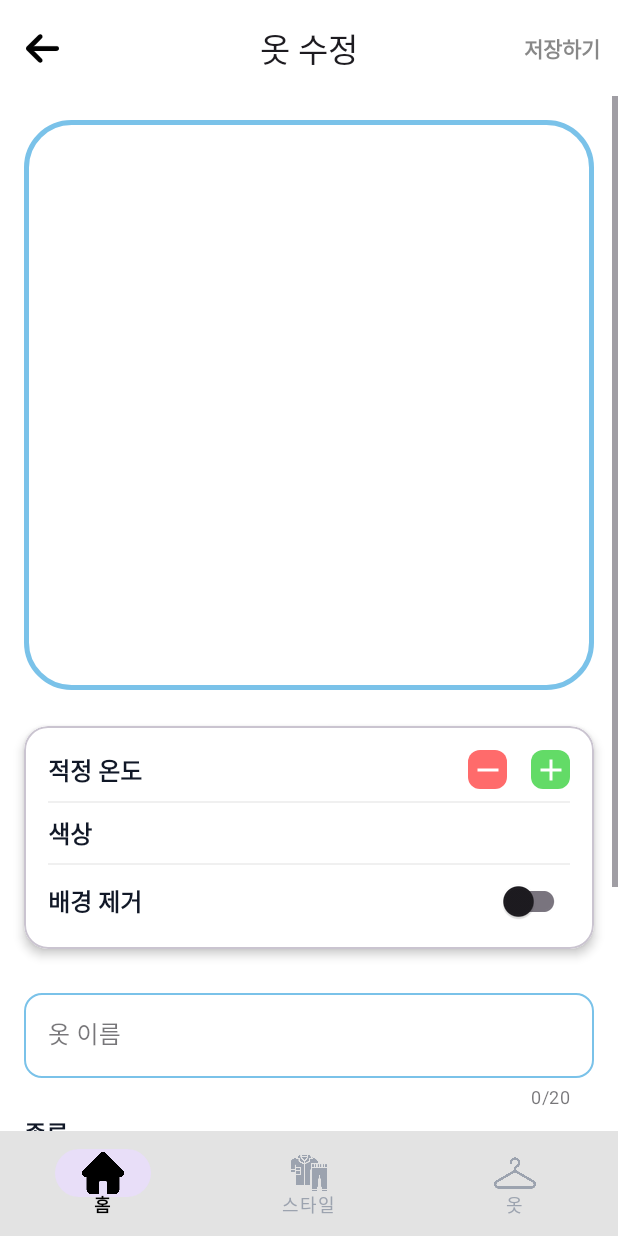
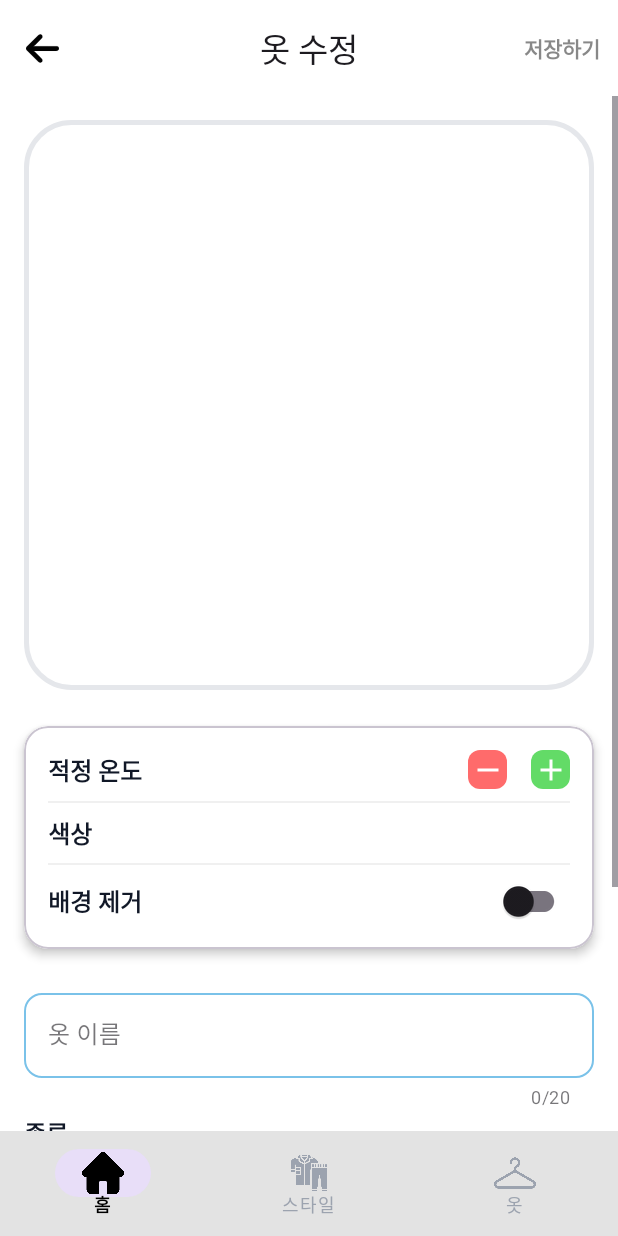
Before and after one commit to Doctor-238/What-should-I-wear-today, an Android app: the fragment EditClothingFragment placed in its activity, on a phone screen of 412 x 824 dp. Run offline under Robolectric (Android 15) with nearby library versions, the phone set to English and light mode, and no system bars; our stand-ins replace Room's generated code; libraries missing offline, so code that uses them is left out: com.jakewharton.retrofit2; pictures from the network do not load; 5 statements that could not run were skipped.

Commit message:
색조정

```diff
--- a/app/src/main/res/drawable/bg_cloth_spinner.xml
+++ b/app/src/main/res/drawable/bg_cloth_spinner.xml
@@ -5,5 +5,5 @@
     <corners android:radius="30dp" />
     <stroke
         android:width="3dp"
-        android:color="@color/clothing_item_border" />
+        android:color="@color/weather_card_stroke" />
 </shape>
```
